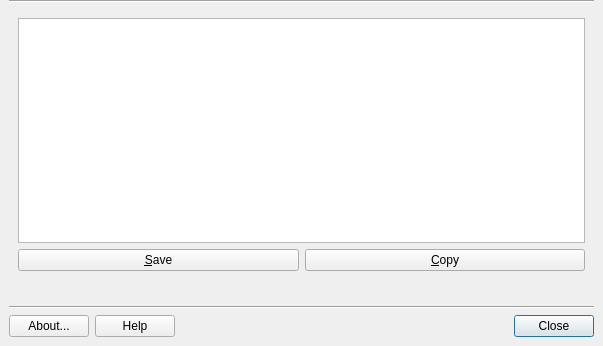
Old version of the form mainwindow.ui in the repository MX-Linux/quick-system-info-gui.
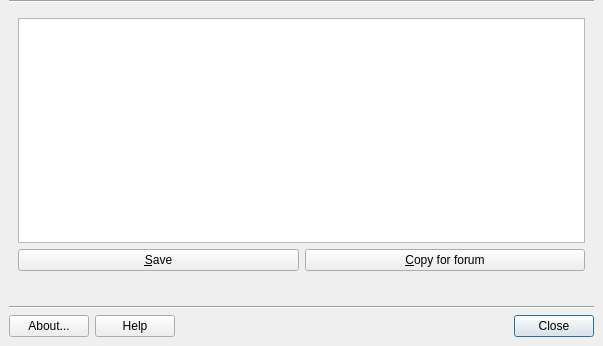
New version of the form. Icons and pictures are not drawn.

Commit message: Clarify the copy button.

```diff
--- a/mainwindow.ui
+++ b/mainwindow.ui
@@ -138,7 +138,7 @@
           <item row="1" column="1">
            <widget class="QPushButton" name="ButtonCopy">
             <property name="text">
-             <string>&amp;Copy</string>
+             <string>&amp;Copy for forum</string>
             </property>
             <property name="icon">
              <iconset theme="edit-copy">
```
Left out of the diff: 3 changed lines with no effect on the pictures.
